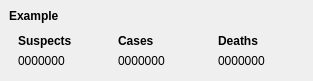
First picture: the form in src/uis/statsitem.ui, repository nashiradeer/brasil-cov, before the edit.
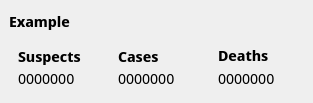
Second picture: the form after the edit.

Commit message: Update item sizing for Windows

What changed in the file:
```diff
--- a/src/uis/statsitem.ui
+++ b/src/uis/statsitem.ui
@@ -7,11 +7,11 @@
     <x>0</x>
     <y>0</y>
     <width>313</width>
-    <height>81</height>
+    <height>103</height>
    </rect>
   </property>
   <property name="sizePolicy">
-   <sizepolicy hsizetype="Expanding" vsizetype="Preferred">
+   <sizepolicy hsizetype="Expanding" vsizetype="Expanding">
     <horstretch>0</horstretch>
     <verstretch>0</verstretch>
    </sizepolicy>
@@ -19,15 +19,21 @@
   <property name="minimumSize">
    <size>
     <width>229</width>
-    <height>81</height>
+    <height>100</height>
    </size>
   </property>
   <property name="maximumSize">
    <size>
     <width>16777215</width>
-    <height>81</height>
+    <height>120</height>
    </size>
   </property>
+  <property name="font">
+   <font>
+    <family>Noto Sans Display</family>
+    <pointsize>11</pointsize>
+   </font>
+  </property>
   <property name="locale">
    <locale language="English" country="UnitedStates"/>
   </property>
@@ -55,11 +61,25 @@
        <verstretch>0</verstretch>
       </sizepolicy>
      </property>
+     <property name="font">
+      <font>
+       <family>Noto Sans Display</family>
+       <pointsize>11</pointsize>
+      </font>
+     </property>
      <layout class="QVBoxLayout" name="verticalLayout_2">
       <item>
        <widget class="QLabel" name="title">
+        <property name="sizePolicy">
+         <sizepolicy hsizetype="Expanding" vsizetype="Expanding">
+          <horstretch>0</horstretch>
+          <verstretch>0</verstretch>
+         </sizepolicy>
+        </property>
         <property name="font">
          <font>
+          <family>Noto Sans Display</family>
+          <pointsize>11</pointsize>
           <bold>true</bold>
          </font>
         </property>
@@ -70,6 +90,12 @@
       </item>
       <item>
        <widget class="QWidget" name="widget" native="true">
+        <property name="sizePolicy">
+         <sizepolicy hsizetype="Expanding" vsizetype="Expanding">
+          <horstretch>0</horstretch>
+          <verstretch>0</verstretch>
+         </sizepolicy>
+        </property>
         <property name="styleSheet">
          <string notr="true"/>
         </property>
@@ -91,7 +117,16 @@
          </property>
          <item>
           <widget class="QWidget" name="suspects" native="true">
+           <property name="sizePolicy">
+            <sizepolicy hsizetype="Expanding" vsizetype="Expanding">
+             <horstretch>0</horstretch>
+             <verstretch>0</verstretch>
+            </sizepolicy>
+           </property>
            <layout class="QVBoxLayout" name="verticalLayout_4">
+            <property name="spacing">
+             <number>0</number>
+            </property>
             <property name="topMargin">
              <number>5</number>
             </property>
@@ -100,8 +135,16 @@
             </property>
             <item>
              <widget class="QLabel" name="supectsTitle">
+              <property name="sizePolicy">
+               <sizepolicy hsizetype="Expanding" vsizetype="Expanding">
+                <horstretch>0</horstretch>
+                <verstretch>0</verstretch>
+               </sizepolicy>
+              </property>
               <property name="font">
                <font>
+                <family>Noto Sans Display</family>
+                <pointsize>11</pointsize>
                 <bold>true</bold>
                </font>
               </property>
@@ -112,6 +155,12 @@
             </item>
             <item>
              <widget class="QLabel" name="supectsValue">
+              <property name="sizePolicy">
+               <sizepolicy hsizetype="Expanding" vsizetype="Expanding">
+                <horstretch>0</horstretch>
+                <verstretch>0</verstretch>
+               </sizepolicy>
+              </property>
               <property name="text">
                <string>0000000</string>
               </property>
@@ -122,10 +171,19 @@
          </item>
          <item>
           <widget class="QWidget" name="cases" native="true">
+           <property name="sizePolicy">
+            <sizepolicy hsizetype="Expanding" vsizetype="Expanding">
+             <horstretch>0</horstretch>
+             <verstretch>0</verstretch>
+            </sizepolicy>
+           </property>
            <property name="styleSheet">
             <string notr="true"/>
            </property>
            <layout class="QVBoxLayout" name="verticalLayout_6">
+            <property name="spacing">
+             <number>0</number>
+            </property>
             <property name="topMargin">
              <number>5</number>
             </property>
@@ -134,8 +192,16 @@
             </property>
             <item>
              <widget class="QLabel" name="casesTitle">
+              <property name="sizePolicy">
+               <sizepolicy hsizetype="Expanding" vsizetype="Expanding">
+                <horstretch>0</horstretch>
+                <verstretch>0</verstretch>
+               </sizepolicy>
+              </property>
               <property name="font">
                <font>
+                <family>Noto Sans Display</family>
+                <pointsize>11</pointsize>
                 <bold>true</bold>
                </font>
               </property>
@@ -146,6 +212,12 @@
             </item>
             <item>
              <widget class="QLabel" name="casesValue">
+              <property name="sizePolicy">
+               <sizepolicy hsizetype="Expanding" vsizetype="Expanding">
+                <horstretch>0</horstretch>
+                <verstretch>0</verstretch>
+               </sizepolicy>
+              </property>
               <property name="text">
                <string>0000000</string>
               </property>
@@ -156,7 +228,16 @@
          </item>
          <item>
           <widget class="QWidget" name="deaths" native="true">
+           <property name="sizePolicy">
+            <sizepolicy hsizetype="Expanding" vsizetype="Expanding">
+             <horstretch>0</horstretch>
+             <verstretch>0</verstretch>
+            </sizepolicy>
+           </property>
            <layout class="QVBoxLayout" name="verticalLayout_5">
+            <property name="spacing">
+             <number>1</number>
+            </property>
             <property name="topMargin">
              <number>5</number>
             </property>
@@ -165,8 +246,16 @@
             </property>
             <item>
              <widget class="QLabel" name="deathsTitle">
+              <property name="sizePolicy">
+               <sizepolicy hsizetype="Expanding" vsizetype="Expanding">
+                <horstretch>0</horstretch>
+                <verstretch>0</verstretch>
+               </sizepolicy>
+              </property>
               <property name="font">
                <font>
+                <family>Noto Sans Display</family>
+                <pointsize>11</pointsize>
                 <bold>true</bold>
                </font>
               </property>
@@ -177,6 +266,12 @@
             </item>
             <item>
              <widget class="QLabel" name="deathsValue">
+              <property name="sizePolicy">
+               <sizepolicy hsizetype="Expanding" vsizetype="Expanding">
+                <horstretch>0</horstretch>
+                <verstretch>0</verstretch>
+               </sizepolicy>
+              </property>
               <property name="text">
                <string>0000000</string>
               </property>
```
